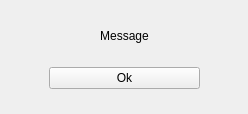
This is Biblioteca/UserApp/QtMessageBox.ui in EchipaSMC/Biblioteca as Qt 5 draws it before an edit. The edited form follows.
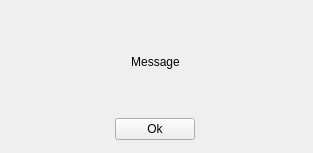
This is the edited form.

Commit message: Added messages for the register button, added memory management when closing qt windows

Patch:
```diff
--- a/Biblioteca/UserApp/QtMessageBox.ui
+++ b/Biblioteca/UserApp/QtMessageBox.ui
@@ -6,8 +6,8 @@
    <rect>
     <x>0</x>
     <y>0</y>
-    <width>248</width>
-    <height>114</height>
+    <width>313</width>
+    <height>153</height>
    </rect>
   </property>
   <property name="windowTitle">
@@ -16,21 +16,36 @@
   <widget class="QWidget" name="verticalLayoutWidget">
    <property name="geometry">
     <rect>
-     <x>-1</x>
-     <y>-1</y>
-     <width>251</width>
-     <height>101</height>
+     <x>0</x>
+     <y>0</y>
+     <width>311</width>
+     <height>151</height>
     </rect>
    </property>
    <layout class="QVBoxLayout" name="verticalLayout">
+    <property name="sizeConstraint">
+     <enum>QLayout::SetDefaultConstraint</enum>
+    </property>
     <property name="leftMargin">
-     <number>50</number>
+     <number>0</number>
     </property>
     <property name="rightMargin">
-     <number>50</number>
+     <number>0</number>
     </property>
     <item>
      <widget class="QLabel" name="outputMessage">
+      <property name="sizePolicy">
+       <sizepolicy hsizetype="Maximum" vsizetype="Preferred">
+        <horstretch>0</horstretch>
+        <verstretch>0</verstretch>
+       </sizepolicy>
+      </property>
+      <property name="maximumSize">
+       <size>
+        <width>313</width>
+        <height>153</height>
+       </size>
+      </property>
       <property name="text">
        <string>Message</string>
       </property>
@@ -39,8 +54,20 @@
       </property>
      </widget>
     </item>
-    <item>
+    <item alignment="Qt::AlignHCenter">
      <widget class="QPushButton" name="okBtn">
+      <property name="sizePolicy">
+       <sizepolicy hsizetype="Preferred" vsizetype="Fixed">
+        <horstretch>50</horstretch>
+        <verstretch>0</verstretch>
+       </sizepolicy>
+      </property>
+      <property name="maximumSize">
+       <size>
+        <width>100</width>
+        <height>16777215</height>
+       </size>
+      </property>
       <property name="text">
        <string>Ok</string>
       </property>
```
The commit also changes 12 other files.
